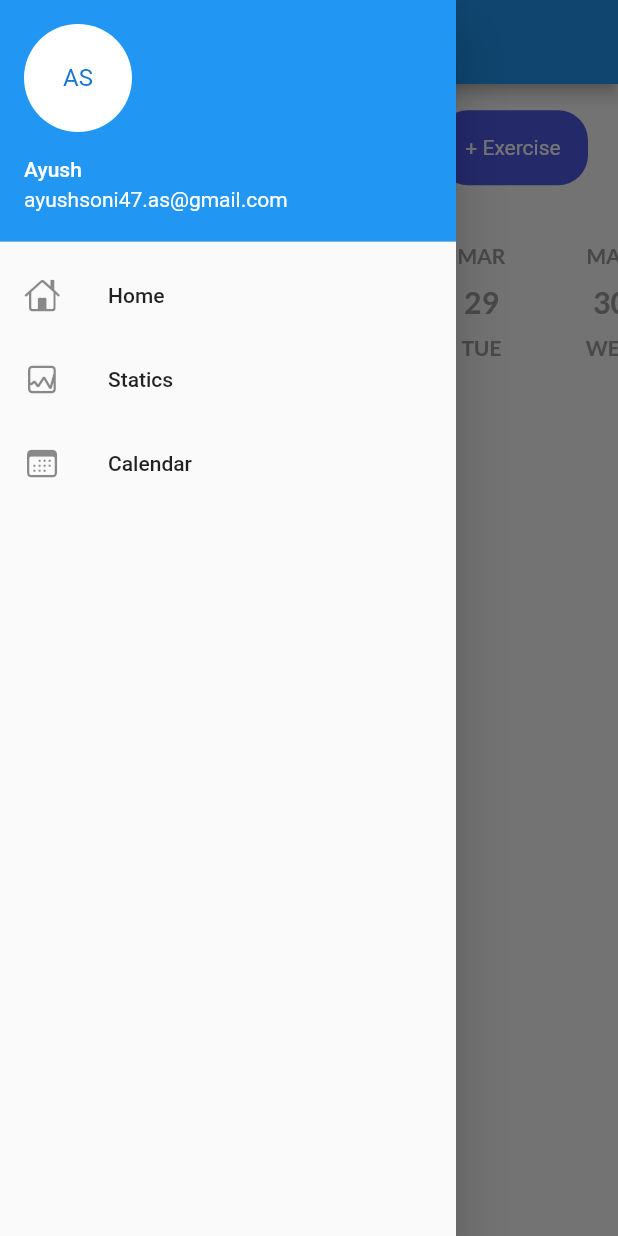
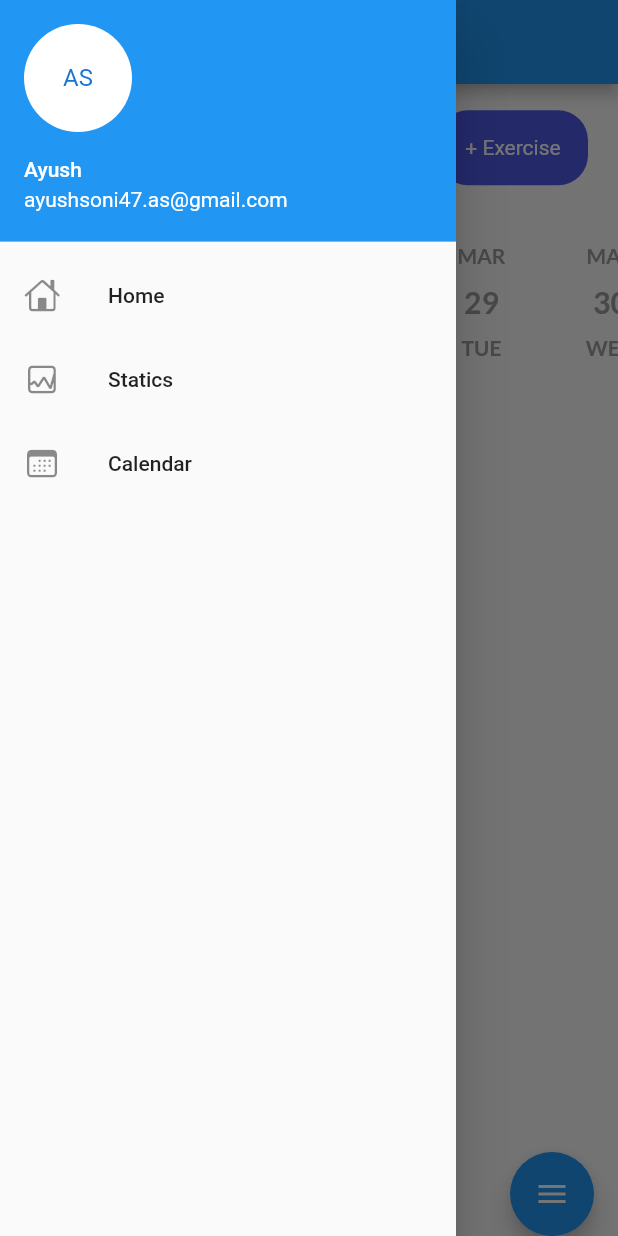
Before and after one commit to AyushSoni-7/exercise_monitor, a Flutter app: the screen it shows after launch, with the side drawer open, on a phone screen of 412 x 824 dp. Run offline on Flutter 3.47's test engine with Material 2 defaults, Android fonts, the phone set to English and light mode, and no system bars; drawn by our look-alikes of date_picker_timeline, flutter_speed_dial; our stand-ins replace flutter_spinkit, google_fonts, sqflite, syncfusion_flutter_charts, table_calendar; accounts and stored records are empty.

Commit message:
added fab

```diff
--- a/lib/pages/week_calendar/calendar.dart
+++ b/lib/pages/week_calendar/calendar.dart
@@ -6,7 +6,9 @@ import 'package:exercise_monitor/pages/utility/loader.dart';
 import 'package:exercise_monitor/pages/week_calendar/click_button.dart';
 import 'package:exercise_monitor/pages/week_calendar/to_do_exercise_list.dart';
 import 'package:exercise_monitor/themes/theme.dart';
+import 'package:flutter/cupertino.dart';
 import 'package:flutter/material.dart';
+import 'package:flutter_speed_dial/flutter_speed_dial.dart';
 import 'package:google_fonts/google_fonts.dart';
 import 'package:intl/intl.dart';
 
@@ -29,6 +31,8 @@ class _CalendarWidgetState extends State<CalendarWidget> {
     super.initState();
   }
 
+  var isDialOpen = ValueNotifier(false);
+
   getToDoExercise(DateTime date) async {
     return await getSchExerciseByDate(date)
         .then((value) => todoExercise = value);
@@ -37,7 +41,15 @@ class _CalendarWidgetState extends State<CalendarWidget> {
   DateTime _selectedDate = DateTime.now();
   @override
   Widget build(BuildContext context) {
-    return Scaffold(
+    return WillPopScope(
+      onWillPop: () async {
+        if (isDialOpen.value) {
+          isDialOpen.value = false;
+          return false;
+        }
+        return true;
+      },
+      child: Scaffold(
         appBar: customAppBar(),
         drawer: const DrawerMenu(),
         body: SingleChildScrollView(
@@ -46,7 +58,8 @@ class _CalendarWidgetState extends State<CalendarWidget> {
             _addDatebar(),
             FutureBuilder(
                 future: getToDoExercise(_selectedDate),
-              builder: (BuildContext context, AsyncSnapshot<dynamic> snapshot) {
+                builder:
+                    (BuildContext context, AsyncSnapshot<dynamic> snapshot) {
                   if (snapshot.hasData) {
                     return ListView.builder(
                         scrollDirection: Axis.vertical,
@@ -66,6 +79,25 @@ class _CalendarWidgetState extends State<CalendarWidget> {
                   return const Loader();
                 }),
           ]),
+        ),
+        floatingActionButtonLocation: FloatingActionButtonLocation.endDocked,
+        floatingActionButton: SpeedDial(
+          animatedIcon: AnimatedIcons.menu_close,
+          overlayOpacity: 0.3,
+          spacing: 14,
+          spaceBetweenChildren: 14,
+          openCloseDial: isDialOpen,
+          children: [
+            SpeedDialChild(
+                child: const Icon(Icons.sports_gymnastics),
+                label: 'Exercise',
+                onTap: () {}),
+            SpeedDialChild(
+                child: const Icon(Icons.sports_martial_arts),
+                label: 'Muscle',
+                onTap: () {}),
+          ],
+        ),
       ),
     );
   }
--- a/pubspec.yaml
+++ b/pubspec.yaml
@@ -40,6 +40,7 @@ dependencies:
   sqflite: ^2.0.2
   path_provider: ^2.0.9
   flutter_spinkit: ^5.1.0
+  flutter_speed_dial: ^5.0.0+1
   intl:
   google_fonts:
   get:
```
Also changed, not shown: pubspec.lock, 1 other file. Lines whose indentation alone changed are shown as unchanged.
